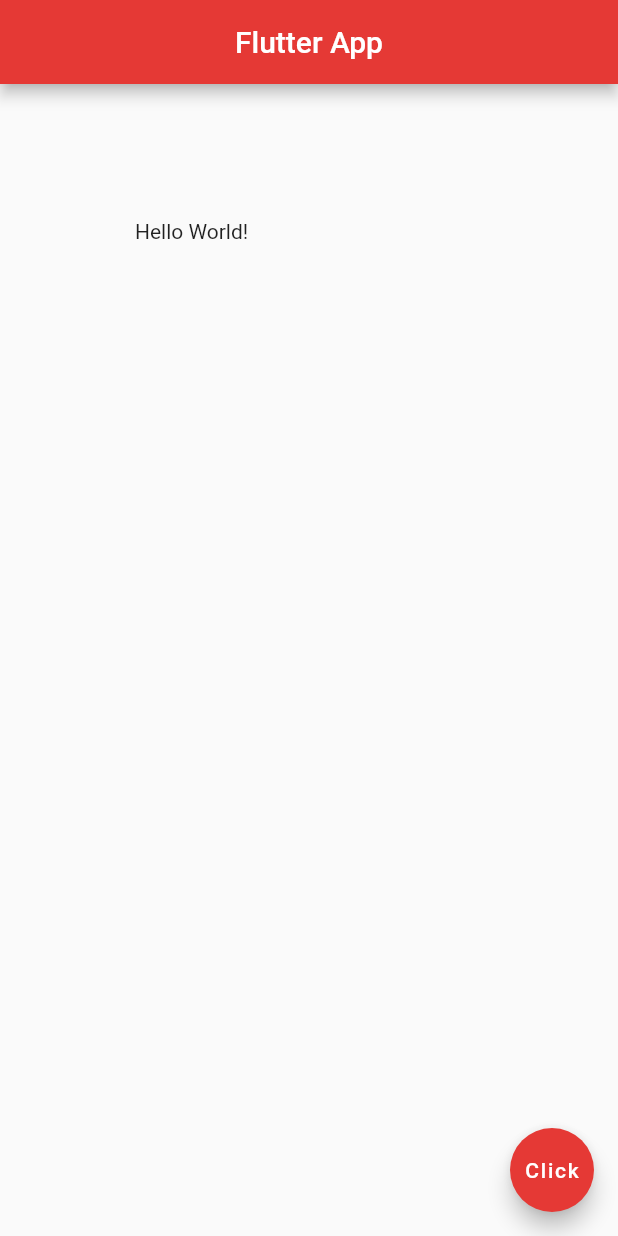
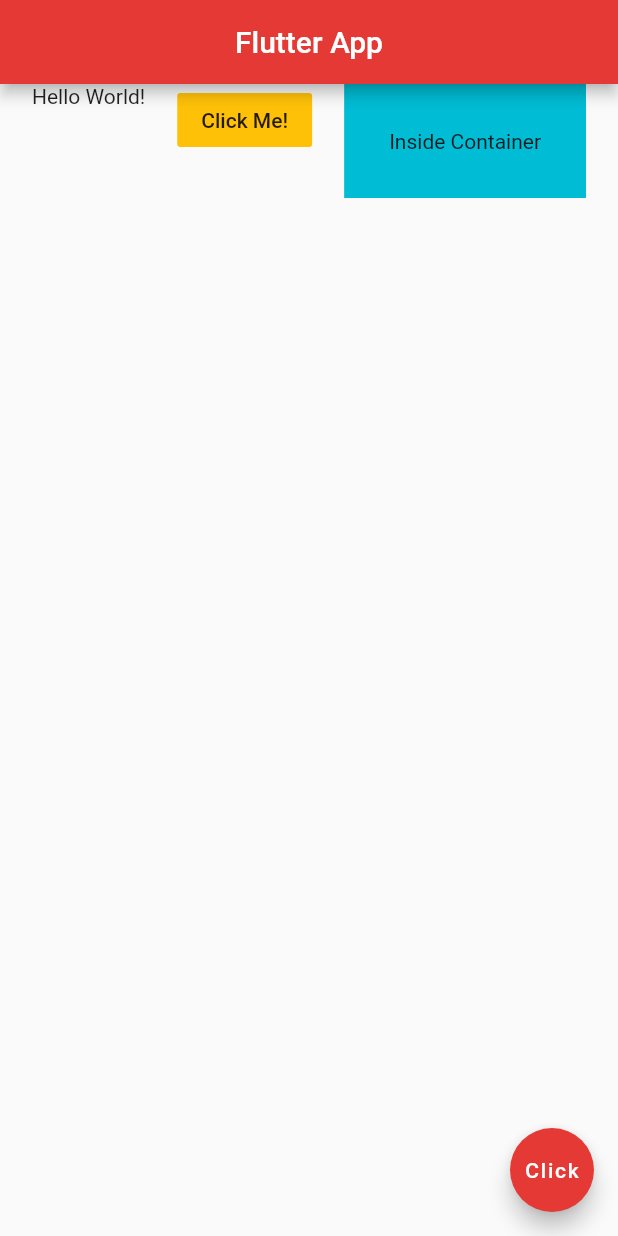
Before and after one commit to dwikiar/first_flutter_app, a Flutter app: the screen it shows after launch, on a phone screen of 412 x 824 dp. Run offline on Flutter 3.47's test engine with Material 2 defaults, Android fonts, the phone set to English and light mode, and no system bars.

Commit message:
Container

```diff
--- a/lib/main.dart
+++ b/lib/main.dart
@@ -15,11 +15,25 @@ class Home extends StatelessWidget {
         centerTitle: true,
         backgroundColor: Colors.red[600],
       ),
-      body: Padding(
-        padding: EdgeInsets.all(90.0),
-        //margin: EdgeInsets.all(100.0),
-        //padding: EdgeInsets.symmetric(horizontal: 10.0, vertical: 20.0),
-        child: Text("Hello World!"),
+      body: Row (
+        mainAxisAlignment: MainAxisAlignment.spaceEvenly,
+        crossAxisAlignment: CrossAxisAlignment.start,
+        children: <Widget> [
+          Text("Hello World!"),
+          FlatButton(
+              onPressed: () {
+                print ("It's Work!");
+              },
+              color: Colors.amber,
+              child: Text("Click Me!")
+          ),
+          Container(
+            color: Colors.cyan,
+            padding: EdgeInsets.all(30.0),
+//            margin: EdgeInsets.all(10.0),
+            child: Text("Inside Container"),
+          ),
+        ],
       ),
       floatingActionButton: FloatingActionButton(
         onPressed: () {},
```
